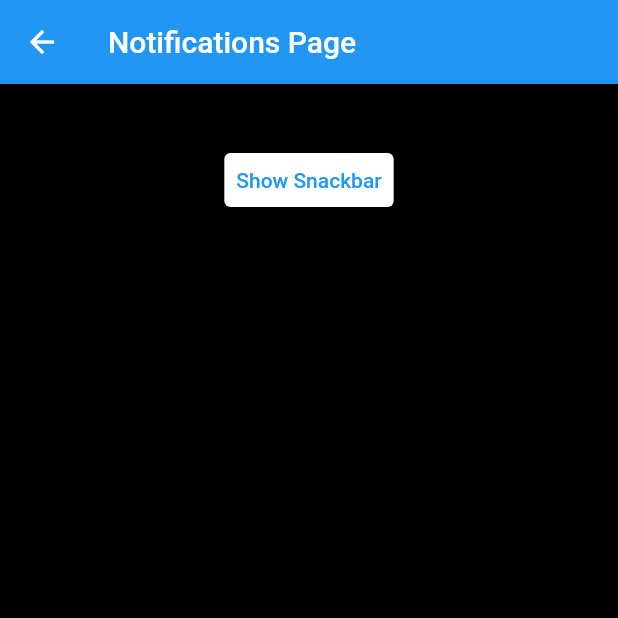
After one commit to rohit0110/Basic-Training, a Flutter app: the screen it shows after launch, after a tap on the "notifications" icon, on a phone screen of 412 x 824 dp, the top half of it. The commit adds this screen. Run offline on Flutter 3.47's test engine with Material 2 defaults, Android fonts, the phone set to English and light mode, and no system bars; our stand-ins replace flutter_slider_drawer.

Commit message:
Snackbar implementation

```diff
--- a/aesthetic/lib/homePage/home.dart
+++ b/aesthetic/lib/homePage/home.dart
@@ -1,5 +1,6 @@
 import 'package:aesthetic/diffButtons/diffButtons.dart';
 import 'package:aesthetic/miscellaneous/miscPage.dart';
+import 'package:aesthetic/notifications/notifs.dart';
 import 'package:aesthetic/scaffolding/mainScaffold.dart';
 import 'package:aesthetic/textFields/textFields.dart';
 import 'package:flutter/material.dart';
@@ -72,6 +73,18 @@ class _HomeState extends State<Home> {
                 },
                 icon: const Icon(Icons.construction)),
           ),
+          Container(
+              decoration: BoxDecoration(
+                  borderRadius: BorderRadius.circular(30), color: Colors.amber),
+              margin: const EdgeInsets.all(20),
+              child: IconButton(
+                  onPressed: () {
+                    Navigator.push(
+                        context,
+                        MaterialPageRoute(
+                            builder: (context) => const Notifs()));
+                  },
+                  icon: const Icon(Icons.notifications))),
         ],
       ),
     );
--- /dev/null
+++ b/aesthetic/lib/notifications/notifs.dart
@@ -0,0 +1,44 @@
+import 'package:flutter/material.dart';
+
+class Notifs extends StatefulWidget {
+  const Notifs({Key? key}) : super(key: key);
+
+  @override
+  State<Notifs> createState() => _NotifsState();
+}
+
+class _NotifsState extends State<Notifs> {
+  @override
+  Widget build(BuildContext context) {
+    return Scaffold(
+      appBar: AppBar(
+        title: const Text("Notifications Page"),
+      ),
+      body: Container(
+        color: Colors.black,
+        padding: const EdgeInsets.symmetric(vertical: 40, horizontal: 20),
+        child: Center(
+          child: Column(
+            children: [
+              TextButton(
+                  style: ButtonStyle(
+                      backgroundColor: MaterialStateProperty.all(Colors.white)),
+                  onPressed: () {
+                    final snackBar = SnackBar(
+                      content: const Text(
+                        "Snackbar appeared",
+                        style: TextStyle(color: Colors.black),
+                      ),
+                      backgroundColor: Colors.amber,
+                      action: SnackBarAction(label: "Undo", onPressed: () {}),
+                    );
+                    ScaffoldMessenger.of(context).showSnackBar(snackBar);
+                  },
+                  child: const Text("Show Snackbar")),
+            ],
+          ),
+        ),
+      ),
+    );
+  }
+}
```
